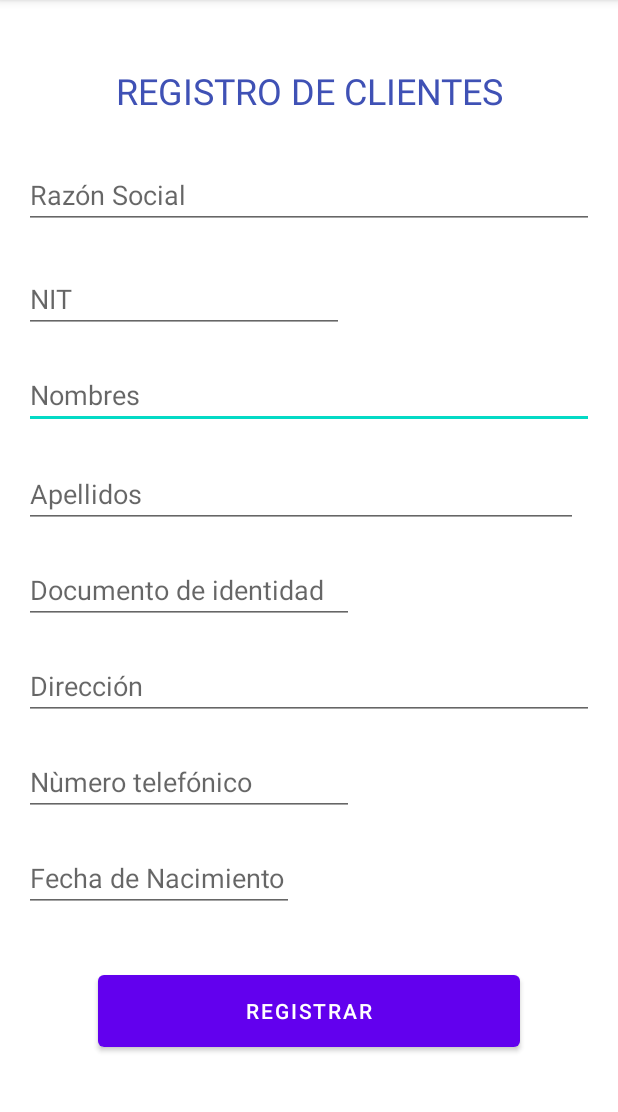
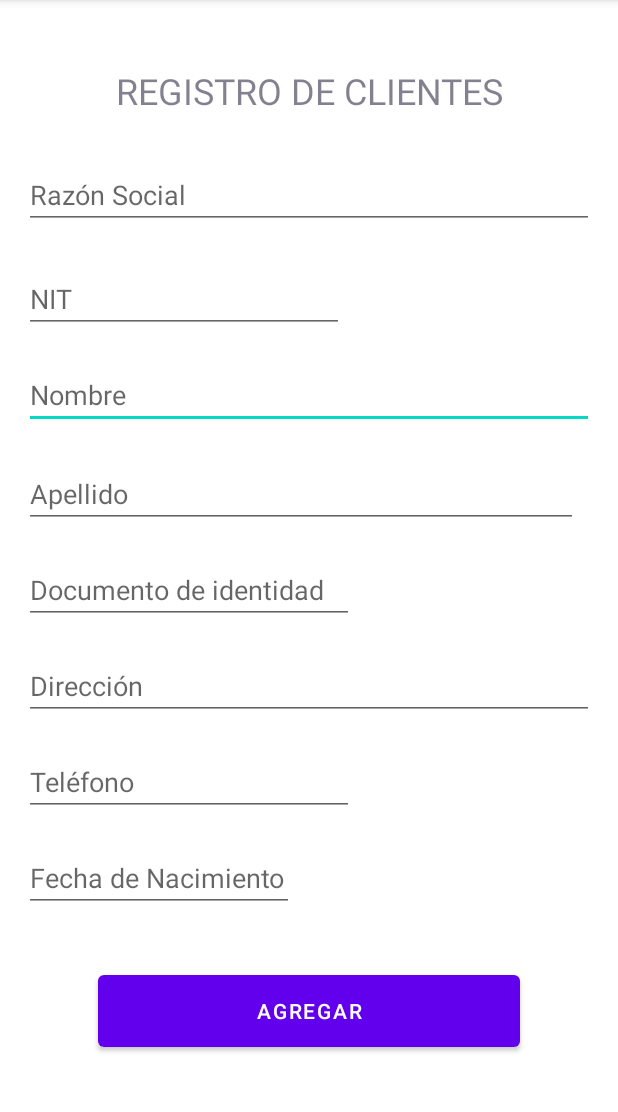
Before and after one commit to FredyArevaloHernandez/BioMatch, an Android app: the screen it shows after launch (MainActivity), on a phone screen of 412 x 824 dp, the part 84-1196 px from its top. Run offline under Robolectric (Android 15) with nearby library versions, the phone set to English and light mode, and no system bars.

Commit message:
Avance en la activity de registro de clientes ajuste de elementos

```diff
--- a/app/src/main/java/com/example/biomatch/MainActivity.java
+++ b/app/src/main/java/com/example/biomatch/MainActivity.java
@@ -3,12 +3,73 @@ package com.example.biomatch;
 import androidx.appcompat.app.AppCompatActivity;
 
 import android.os.Bundle;
+import android.widget.Button;
+import android.widget.TextView;
 
 public class MainActivity extends AppCompatActivity {
+
+    TextView t1, t2, t3, t4, t5, t6, t7, t8;
+    Button btnReg;
+
+
 
     @Override
     protected void onCreate(Bundle savedInstanceState) {
         super.onCreate(savedInstanceState);
         setContentView(R.layout.activity_main);
+
+
+
+        t1 = (TextView) findViewById(R.id.txtTitulo);
+        t1.setText("REGISTRO DE CLIENTES");
+        t1.setTextSize(24);
+        t1.setTextColor(R.color.purple_200);
+
+        t2 = (TextView) findViewById(R.id.txtRazonSocial);
+        t2.setHint("Razón Social");
+        t2.setTextSize(18);
+        t2.setTextColor(R.color.purple_500);
+
+        t3 = (TextView) findViewById(R.id.txtxNIT);
+        t3.setHint("NIT");
+        t3.setTextSize(18);
+        t3.setTextColor(R.color.purple_500);
+
+        t4 = (TextView) findViewById(R.id.txtNombres);
+        t4.setHint("Nombre");
+        t4.setTextSize(18);
+        t4.setTextColor(R.color.purple_500);
+
+        t5 = (TextView) findViewById(R.id.txtApellidos);
+        t5.setHint("Apellido");
+        t5.setTextSize(18);
+        t5.setTextColor(R.color.purple_500);
+
+        t6 = (TextView) findViewById(R.id.txtDireccion);
+        t6.setHint("Dirección");
+        t6.setTextSize(18);
+        t6.setTextColor(R.color.purple_500);
+
+        t7 = (TextView) findViewById(R.id.txtTelefono);
+        t7.setHint("Teléfono");
+        t7.setTextSize(18);
+        t7.setTextColor(R.color.purple_500);
+
+        t8 = (TextView) findViewById(R.id.txtFechaNac);
+        t8.setHint("Fecha de Nacimiento");
+        t8.setTextSize(18);
+        t8.setTextColor(R.color.purple_500);
+
+        btnReg = (Button) findViewById(R.id.btnRegistrar);
+        btnReg.setText("AGREGAR");
+
+
+    }
+
+    private boolean onClickValidar (){
+        Boolean salida = Boolean.FALSE;
+
+
+        return salida;
     }
 }
--- a/app/src/main/res/layout/activity_main.xml
+++ b/app/src/main/res/layout/activity_main.xml
@@ -121,7 +121,7 @@
         app:layout_constraintTop_toBottomOf="@+id/txtNombres" />
 
     <Button
-        android:id="@+id/button"
+        android:id="@+id/btnRegistrar"
         android:layout_width="281dp"
         android:layout_height="60dp"
         android:layout_marginTop="36dp"
```
